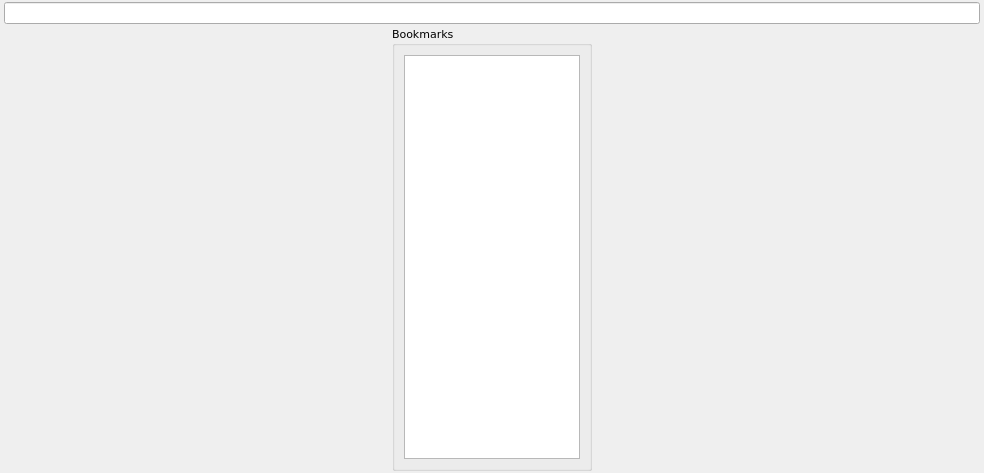
First picture: the form in documenttab.ui, repository krzysiek6d/sherlog, before the edit.
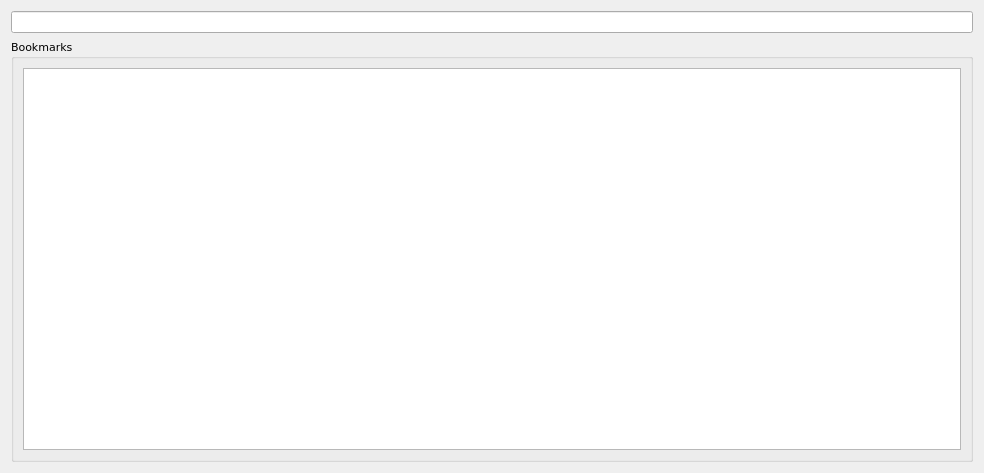
Second picture: the form after the edit.

Patch:
```diff
--- a/documenttab.ui
+++ b/documenttab.ui
@@ -20,21 +20,6 @@
    <string>Form</string>
   </property>
   <layout class="QVBoxLayout" name="verticalLayout">
-   <property name="spacing">
-    <number>2</number>
-   </property>
-   <property name="leftMargin">
-    <number>4</number>
-   </property>
-   <property name="topMargin">
-    <number>2</number>
-   </property>
-   <property name="rightMargin">
-    <number>4</number>
-   </property>
-   <property name="bottomMargin">
-    <number>2</number>
-   </property>
    <item>
     <widget class="QLineEdit" name="lineEdit">
      <property name="readOnly">
@@ -43,38 +28,28 @@
     </widget>
    </item>
    <item>
-    <layout class="QHBoxLayout" name="horizontalLayout">
-     <item>
+    <widget class="QSplitter" name="splitter">
+     <property name="orientation">
+      <enum>Qt::Horizontal</enum>
+     </property>
       <widget class="QGroupBox" name="groupBox">
+      <property name="title">
+       <string>Bookmarks</string>
+      </property>
+      <layout class="QVBoxLayout" name="verticalLayout_2">
+       <item>
+        <widget class="QListWidget" name="bookmarksList">
        <property name="sizePolicy">
-        <sizepolicy hsizetype="Fixed" vsizetype="Expanding">
+          <sizepolicy hsizetype="Expanding" vsizetype="Expanding">
          <horstretch>0</horstretch>
          <verstretch>0</verstretch>
         </sizepolicy>
        </property>
-       <property name="minimumSize">
-        <size>
-         <width>200</width>
-         <height>0</height>
-        </size>
-       </property>
-       <property name="maximumSize">
-        <size>
-         <width>200</width>
-         <height>16777215</height>
-        </size>
-       </property>
-       <property name="title">
-        <string>Bookmarks</string>
-       </property>
-       <layout class="QVBoxLayout" name="verticalLayout_2">
-        <item>
-         <widget class="QListWidget" name="bookmarksList"/>
-        </item>
-       </layout>
       </widget>
      </item>
     </layout>
+     </widget>
+    </widget>
    </item>
   </layout>
  </widget>
```
Lines whose indentation alone changed are shown as unchanged.
